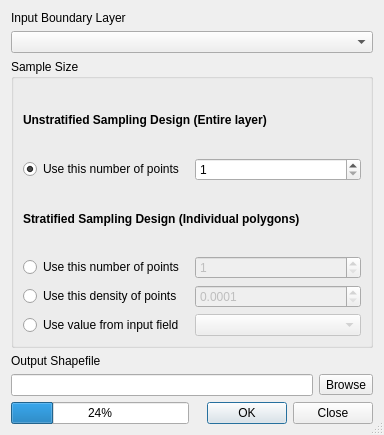
Above: python/plugins/fTools/tools/frmRandPoints.ui from qgis/QGIS before the change. Below: the same form after it.
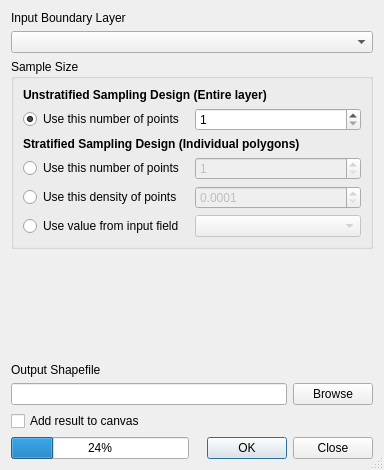
That is the form after the change.

Commit message: [fTools] homogenize UI (contributed by Salvatore Larosa)

Diff of the .ui file:
```diff
--- a/python/plugins/fTools/tools/frmRandPoints.ui
+++ b/python/plugins/fTools/tools/frmRandPoints.ui
@@ -10,7 +10,7 @@
     <x>0</x>
     <y>0</y>
     <width>384</width>
-    <height>435</height>
+    <height>470</height>
    </rect>
   </property>
   <property name="windowTitle">
@@ -33,10 +33,10 @@
      </property>
     </widget>
    </item>
-   <item row="1" column="0" colspan="2">
+   <item row="1" column="0">
     <widget class="QComboBox" name="inShape"/>
    </item>
-   <item row="2" column="0" colspan="2">
+   <item row="2" column="0">
     <widget class="QGroupBox" name="groupBox">
      <property name="title">
       <string>Sample Size</string>
@@ -176,6 +176,19 @@
     </widget>
    </item>
    <item row="3" column="0">
+    <spacer name="verticalSpacer">
+     <property name="orientation">
+      <enum>Qt::Vertical</enum>
+     </property>
+     <property name="sizeHint" stdset="0">
+      <size>
+       <width>20</width>
+       <height>40</height>
+      </size>
+     </property>
+    </spacer>
+   </item>
+   <item row="4" column="0">
     <widget class="QLabel" name="label_2">
      <property name="sizePolicy">
       <sizepolicy hsizetype="Fixed" vsizetype="Fixed">
@@ -188,7 +201,7 @@
      </property>
     </widget>
    </item>
-   <item row="4" column="0" colspan="2">
+   <item row="5" column="0">
     <layout class="QHBoxLayout">
      <item>
       <widget class="QLineEdit" name="outShape">
@@ -198,7 +211,7 @@
       </widget>
      </item>
      <item>
-      <widget class="QToolButton" name="toolOut">
+      <widget class="QPushButton" name="toolOut">
        <property name="text">
         <string>Browse</string>
        </property>
@@ -206,7 +219,16 @@
      </item>
     </layout>
    </item>
-   <item row="5" column="0">
+   <item row="6" column="0">
+    <widget class="QCheckBox" name="addToCanvasCheck">
+     <property name="text">
+      <string>Add result to canvas</string>
+     </property>
+    </widget>
+   </item>
+   <item row="7" column="0">
+    <layout class="QHBoxLayout" name="horizontalLayout">
+     <item>
     <widget class="QProgressBar" name="progressBar">
      <property name="value">
       <number>24</number>
@@ -219,7 +241,7 @@
      </property>
     </widget>
    </item>
-   <item row="5" column="1">
+     <item>
     <widget class="QDialogButtonBox" name="buttonBox_2">
      <property name="orientation">
       <enum>Qt::Horizontal</enum>
@@ -228,6 +250,8 @@
       <set>QDialogButtonBox::Close|QDialogButtonBox::Ok</set>
      </property>
     </widget>
+     </item>
+    </layout>
    </item>
   </layout>
  </widget>
```
Lines whose indentation alone changed are shown as unchanged. The commit also changes 26 other files.
